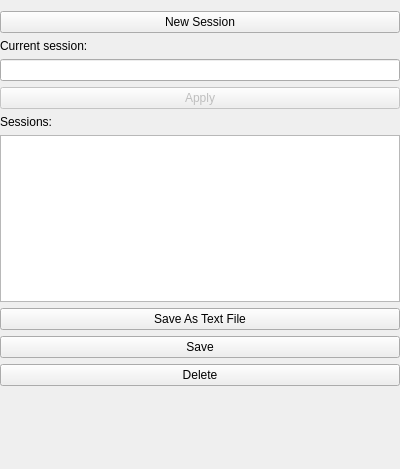
This is ChatSessionWidget.ui in asianirish/AI-Ronaut as Qt 5 draws it before an edit. The edited form follows.
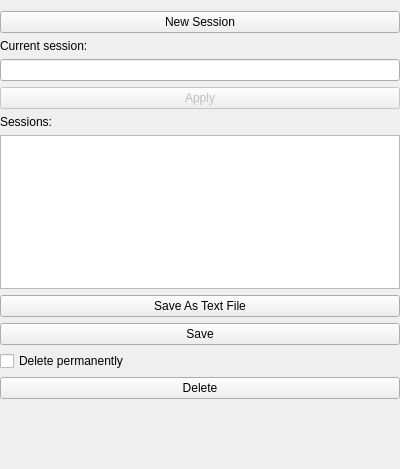
This is the edited form.

The edit to the form file:
```diff
--- a/ChatSessionWidget.ui
+++ b/ChatSessionWidget.ui
@@ -95,6 +95,16 @@
         </property>
        </widget>
       </item>
+      <item>
+       <widget class="QCheckBox" name="deletePermanentlyBox">
+        <property name="toolTip">
+         <string>Are you sure you want to delete this item permanently? This action cannot be undone.</string>
+        </property>
+        <property name="text">
+         <string>Delete permanently</string>
+        </property>
+       </widget>
+      </item>
       <item>
        <widget class="QPushButton" name="deleteButton">
         <property name="text">
```
Left out of the diff: 1 changed line with no effect on the pictures.
